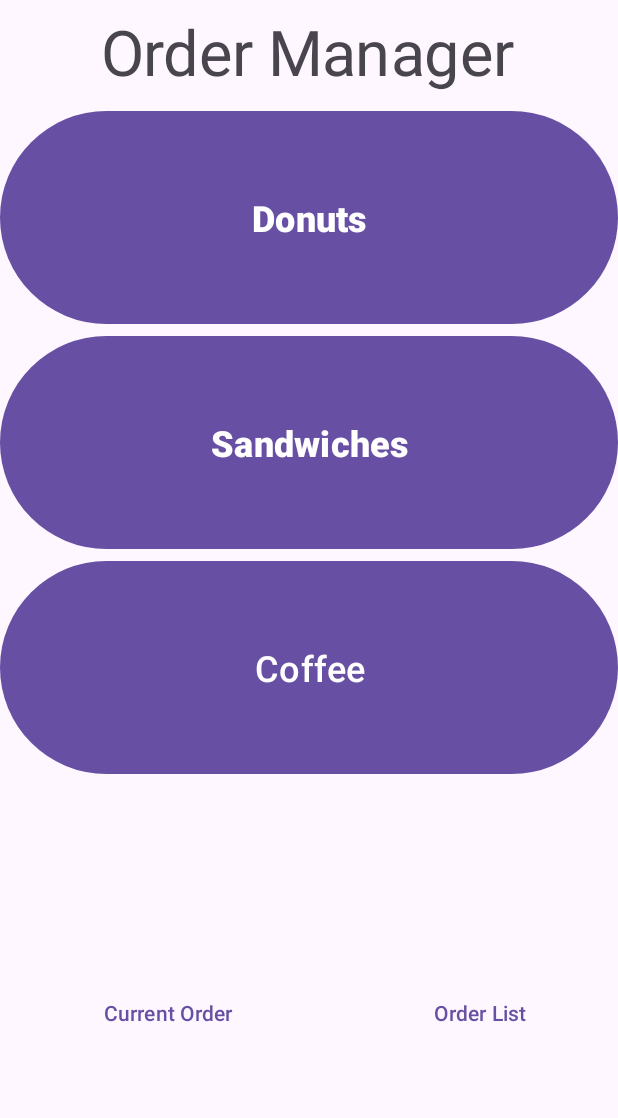
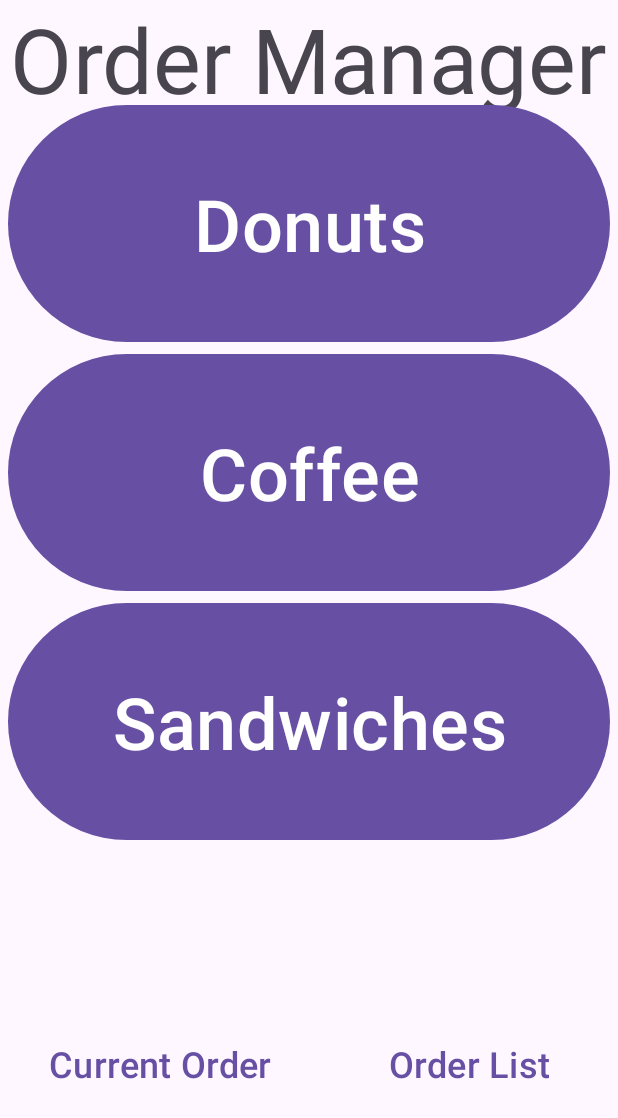
Before and after one commit to benleiby/OrderManagerForAndroid, an Android app: the screen it shows after launch (MainActivity), on a phone screen of 412 x 824 dp. Shown: the top 1118 px of the screen. Run offline under Robolectric (Android 15) with nearby library versions, the phone set to English and light mode, and no system bars.

Commit message:
update menu layout

```diff
--- a/app/src/main/res/layout/activity_main.xml
+++ b/app/src/main/res/layout/activity_main.xml
@@ -7,54 +7,52 @@
         android:layout_height="match_parent"
         tools:context=".MainActivity">
     <TextView
+            android:text="@string/menu_title"
             android:layout_width="wrap_content"
-            android:layout_height="wrap_content"
-            android:text="@string/menu_title"
-            app:layout_constraintBottom_toBottomOf="parent"
-            app:layout_constraintStart_toStartOf="parent"
-            app:layout_constraintEnd_toEndOf="parent"
-            app:layout_constraintTop_toTopOf="parent" app:layout_constraintHorizontal_bias="0.498"
-            app:layout_constraintVertical_bias="0.0" android:scaleX="3" android:scaleY="3"
-            android:layout_marginTop="24dp" android:id="@+id/textView"/>
+            android:layout_height="wrap_content" android:id="@+id/menuTitle"
+            android:scaleX="3" android:scaleY="3"
+            app:layout_constraintTop_toTopOf="parent" android:layout_marginTop="26dp"
+            app:layout_constraintStart_toStartOf="parent" android:layout_marginStart="158dp"
+            android:layout_marginEnd="159dp" app:layout_constraintEnd_toEndOf="parent"
+            android:textSize="20sp"/>
     <LinearLayout
             android:orientation="vertical"
-            android:layout_width="match_parent"
-            android:layout_height="match_parent" app:layout_constraintBottom_toBottomOf="parent"
-            app:layout_constraintEnd_toEndOf="parent" app:layout_constraintStart_toStartOf="parent"
-            app:layout_constraintTop_toTopOf="parent" android:layout_marginTop="70dp"
-            app:layout_constraintHorizontal_bias="0.0" app:layout_constraintVertical_bias="0.0"
-            android:id="@+id/linearLayout" android:layout_marginBottom="300dp">
+            android:layout_width="0dp"
+            android:layout_height="500dp"
+            app:layout_constraintEnd_toEndOf="parent"
+            app:layout_constraintStart_toStartOf="parent"
+            app:layout_constraintTop_toBottomOf="@+id/menuTitle" app:layout_constraintBottom_toBottomOf="parent"
+            android:layout_marginBottom="141dp" app:layout_constraintVertical_bias="0.100000024"
+            android:layout_marginStart="5dp" android:layout_marginEnd="5dp" android:id="@+id/linearLayout">
         <Button
+                android:text="@string/donut_button_text"
                 android:layout_width="match_parent"
-                android:layout_height="150dp" android:id="@+id/donutButton" android:text="@string/donut_button_text"
-                android:textSize="24sp" android:textStyle="bold"/>
+                android:layout_height="166dp" android:id="@+id/donutButton" android:textSize="48sp"/>
+        <Button
+                android:text="@string/coffee_button_text"
+                android:layout_width="match_parent"
+                android:layout_height="166dp" android:id="@+id/coffeeButton" android:textSize="48sp"/>
         <Button
                 android:text="@string/sandwich_button_text"
                 android:layout_width="match_parent"
-                android:layout_height="150dp" android:id="@+id/sandwichButton" android:textStyle="bold"
-                android:textSize="24sp"/>
-        <Button
-                android:text="@string/coffee_button_text"
-                android:layout_width="match_parent"
-                android:layout_height="150dp" android:id="@+id/coffeeButton" android:textSize="24sp"/>
+                android:layout_height="166dp" android:id="@+id/sandwichButton" android:textSize="48sp"/>
     </LinearLayout>
     <LinearLayout
             android:orientation="horizontal"
-            android:layout_width="416dp"
-            android:layout_height="227dp"
-            app:layout_constraintBottom_toBottomOf="parent" android:layout_marginTop="2dp"
-            app:layout_constraintTop_toBottomOf="@+id/linearLayout"
-            app:layout_constraintStart_toStartOf="parent" android:layout_marginEnd="2dp"
-            app:layout_constraintEnd_toEndOf="parent">
+            android:layout_width="0dp"
+            android:layout_height="0dp"
+            app:layout_constraintEnd_toEndOf="parent" app:layout_constraintStart_toStartOf="parent"
+            android:layout_marginTop="28dp" app:layout_constraintTop_toBottomOf="@+id/linearLayout"
+            app:layout_constraintBottom_toBottomOf="parent">
         <Button
-                android:layout_width="wrap_content"
-                android:layout_height="match_parent" android:id="@+id/button16" android:layout_weight="1"
-                style="?android:attr/buttonBarButtonStyle" android:text="@string/current_order_button_text"/>
+                android:text="@string/current_order_button_text"
+                android:layout_width="match_parent"
+                android:layout_height="match_parent" android:id="@+id/currentOrderButton" android:layout_weight="1"
+                style="?android:attr/buttonBarButtonStyle" android:textSize="24sp"/>
         <Button
                 android:text="@string/order_list_button_text"
-                android:layout_width="wrap_content"
-                android:layout_height="match_parent" android:id="@+id/button17" android:layout_weight="1"
-                style="?android:attr/buttonBarButtonStyle"/>
+                android:layout_width="match_parent"
+                android:layout_height="match_parent" android:id="@+id/orderListButton" android:layout_weight="1"
+                style="?android:attr/buttonBarButtonStyle" android:textSize="24sp"/>
     </LinearLayout>
-
 </androidx.constraintlayout.widget.ConstraintLayout>
```
